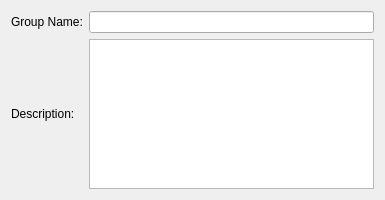
pgathogo/raven, file rave/traffik/clientgroupdetaildlg.ui: the form before one commit.
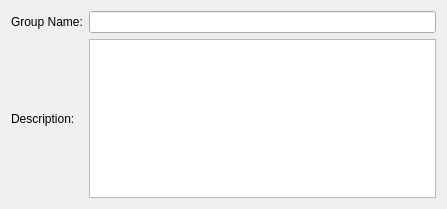
The form after the commit.

The edit to the form file:
```diff
--- a/rave/traffik/clientgroupdetaildlg.ui
+++ b/rave/traffik/clientgroupdetaildlg.ui
@@ -6,8 +6,8 @@
    <rect>
     <x>0</x>
     <y>0</y>
-    <width>385</width>
-    <height>200</height>
+    <width>447</width>
+    <height>209</height>
    </rect>
   </property>
   <property name="sizePolicy">
@@ -19,7 +19,7 @@
   <property name="maximumSize">
    <size>
     <width>16777215</width>
-    <height>200</height>
+    <height>400</height>
    </size>
   </property>
   <property name="windowTitle">
```
